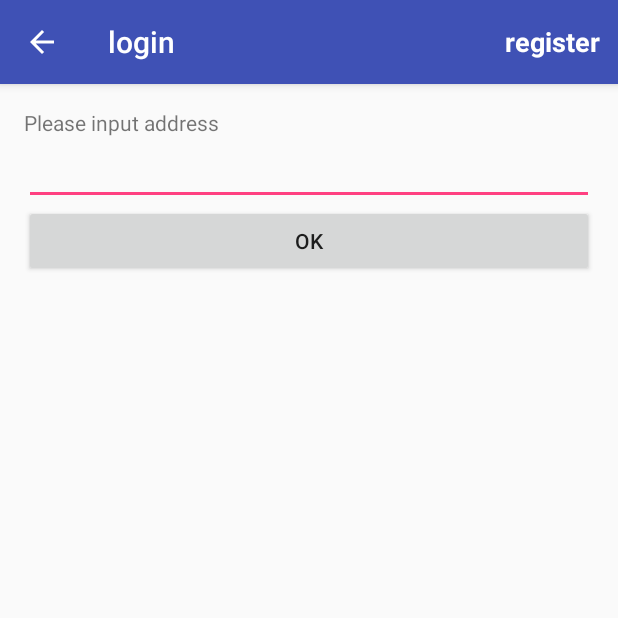
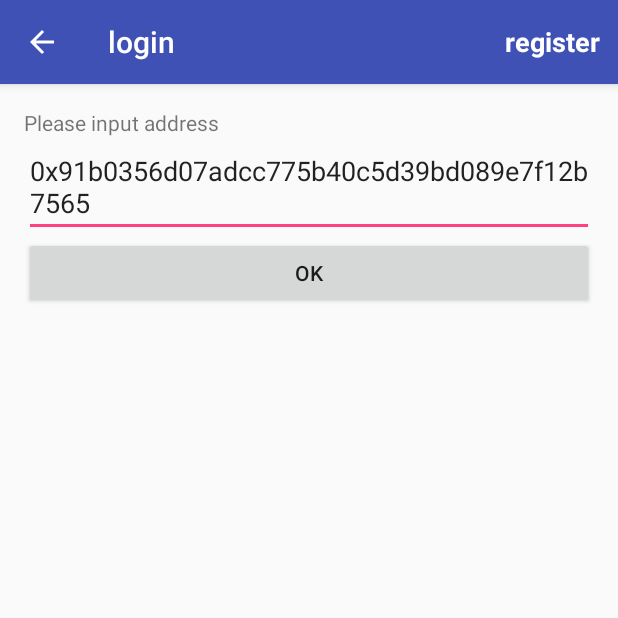
Before and after one commit to 153493932/AndroidRPC, an Android app: the screen it shows after launch (LoginActivity), after a tap on an icon or button, on a phone screen of 412 x 824 dp, the top half of it. Run offline under Robolectric (Android 15) with nearby library versions, the phone set to English and light mode, and no system bars.

```diff
--- a/app/src/main/java/io/smarttangle/rpcdemo/Utils/NetUtils.java
+++ b/app/src/main/java/io/smarttangle/rpcdemo/Utils/NetUtils.java
@@ -12,10 +12,10 @@ import android.net.wifi.WifiManager;
  */
 
 public class NetUtils {
-    //    public final static String URL = "http://47.254.28.11:8545/";
-    public final static String URL = "http://192.168.1.3:8545/";
+    //public final static String URL = "http://47.254.28.11:8545/";
+    public final static String URL = "http://39.104.59.126:8545/";
 
-    private static String getLocalIp(Activity activity) {
+    public static String getLocalIp(Activity activity) {
         String ip = null;
         ConnectivityManager conMann = (ConnectivityManager)
                 activity.getSystemService(Context.CONNECTIVITY_SERVICE);
--- a/app/src/main/java/io/smarttangle/rpcdemo/model/BCRequest.java
+++ b/app/src/main/java/io/smarttangle/rpcdemo/model/BCRequest.java
@@ -84,7 +84,7 @@ public class BCRequest {
         new Thread(new Runnable() {
             @Override
             public void run() {
-                SocketClient client = new SocketClient(NetUtils.URL, new VpnService(), true);
+                SocketClient client = new SocketClient(NetUtils.URL, null, true);
                 try {
                     List<String> params = new ArrayList<>();
                     params.add(password);
--- a/app/src/main/java/io/smarttangle/rpcdemo/ui/MainActivity.java
+++ b/app/src/main/java/io/smarttangle/rpcdemo/ui/MainActivity.java
@@ -22,6 +22,7 @@ import com.fasterxml.jackson.databind.ObjectMapper;
 import java.io.IOException;
 
 import io.smarttangle.rpcdemo.R;
+import io.smarttangle.rpcdemo.Utils.NetUtils;
 import io.smarttangle.rpcdemo.Utils.StorageKey;
 import io.smarttangle.rpcdemo.model.BCRequest;
 import io.smarttangle.rpcdemo.model.PeerEntity;
@@ -83,7 +84,7 @@ public class MainActivity extends AppCompatActivity {
         address = UserStorageUtils.getObject(MainActivity.this, StorageKey.USER_ADDRESS);
 
         if (!isRegistProxy) {
-            String ip = "198.168.1.3";//NetUtils.getLocalIp(this);
+            String ip = NetUtils.getLocalIp(this);
 
             if (ip != null && address != null) {
                 BCRequest.registerProxy(this, ip, address, new BCRequest.Listener<RPCEntity>() {
--- a/app/src/main/res/layout/activity_main.xml
+++ b/app/src/main/res/layout/activity_main.xml
@@ -5,6 +5,7 @@
     xmlns:tools="http://schemas.android.com/tools"
     android:layout_width="match_parent"
     android:layout_height="match_parent"
+    android:id="@+id/parentLayout"
     tools:context="io.smarttangle.rpcdemo.ui.MainActivity"
     >
 
--- a/app/src/main/res/layout/login_activity.xml
+++ b/app/src/main/res/layout/login_activity.xml
@@ -20,6 +20,7 @@
         android:id="@+id/evAddress"
         android:layout_width="match_parent"
         android:layout_height="wrap_content"
+        android:text="0x91b0356d07adcc775b40c5d39bd089e7f12b7565"
         />
 
     <Button
```
